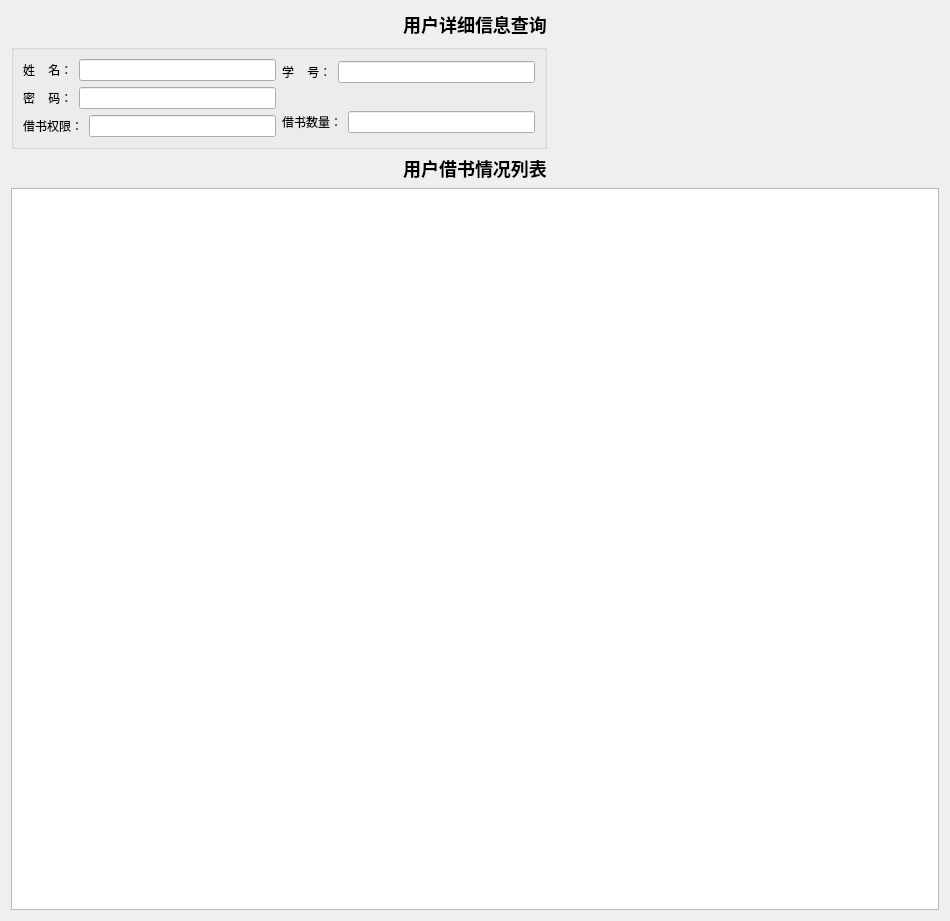
Before: the Qt Designer form LibraryManageByMysqlQt/userdetailwindow.ui in ocean0117/library-manage-by-mysql-qt, drawn with Qt 5.
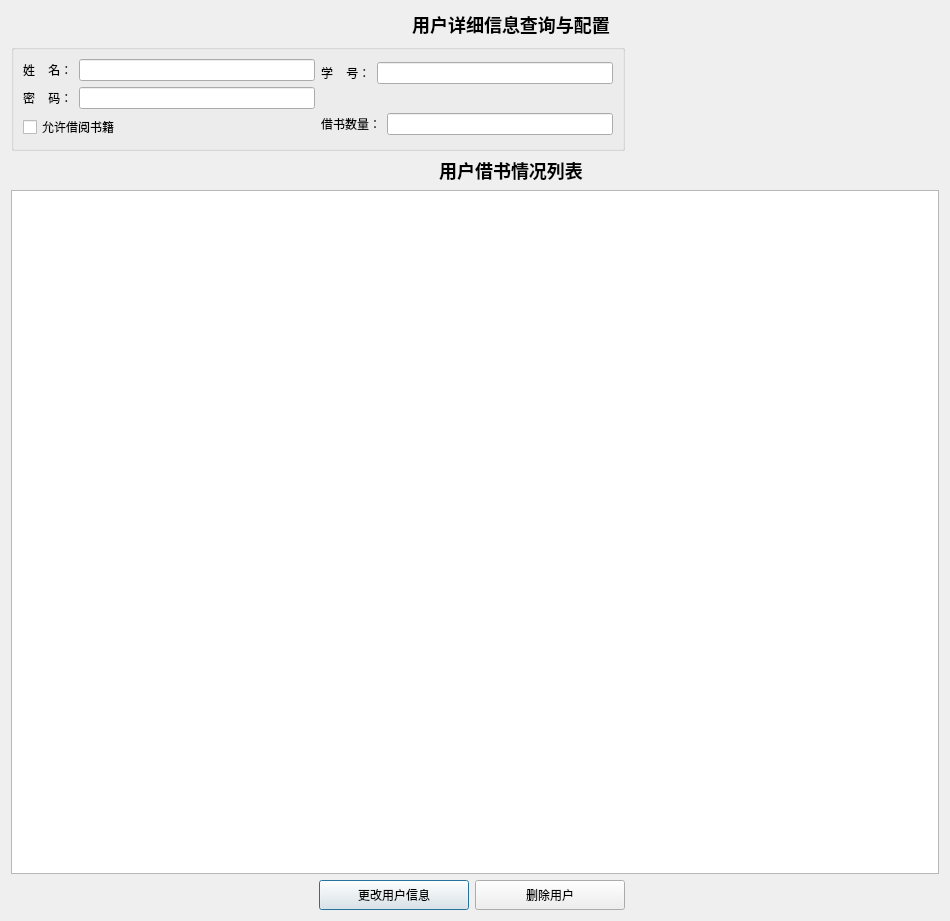
After: the same form once the commit is applied.

Commit message: 用户管理功能完毕，所有功能还剩最后一个：书籍管理

```diff
--- a/LibraryManageByMysqlQt/userdetailwindow.ui
+++ b/LibraryManageByMysqlQt/userdetailwindow.ui
@@ -26,7 +26,7 @@
    <string>Dialog</string>
   </property>
   <layout class="QGridLayout" name="gridLayout_2">
-   <item row="0" column="0">
+   <item row="0" column="0" colspan="2">
     <spacer name="horizontalSpacer_2">
      <property name="orientation">
       <enum>Qt::Horizontal</enum>
@@ -39,17 +39,17 @@
      </property>
     </spacer>
    </item>
-   <item row="0" column="1">
+   <item row="0" column="2" colspan="2">
     <widget class="QLabel" name="label">
      <property name="text">
-      <string>&lt;h2&gt;用户详细信息查询&lt;/h2&gt;</string>
+      <string>&lt;html&gt;&lt;head/&gt;&lt;body&gt;&lt;p&gt;&lt;span style=&quot; font-size:x-large; font-weight:600;&quot;&gt;用户详细信息查询与配置&lt;/span&gt;&lt;/p&gt;&lt;/body&gt;&lt;/html&gt;</string>
      </property>
      <property name="alignment">
       <set>Qt::AlignCenter</set>
      </property>
     </widget>
    </item>
-   <item row="0" column="2">
+   <item row="0" column="4">
     <spacer name="horizontalSpacer_3">
      <property name="orientation">
       <enum>Qt::Horizontal</enum>
@@ -62,7 +62,7 @@
      </property>
     </spacer>
    </item>
-   <item row="1" column="0" colspan="2">
+   <item row="1" column="0" colspan="4">
     <widget class="QGroupBox" name="groupBox">
      <property name="title">
       <string/>
@@ -101,15 +101,12 @@
         <item>
          <layout class="QHBoxLayout" name="horizontalLayout_3">
           <item>
-           <widget class="QLabel" name="label_password_2">
+           <widget class="QCheckBox" name="checkBox_Pri">
             <property name="text">
-             <string>借书权限：</string>
+             <string>允许借阅书籍</string>
             </property>
            </widget>
           </item>
-          <item>
-           <widget class="QLineEdit" name="LineEdit_usePri"/>
-          </item>
          </layout>
         </item>
        </layout>
@@ -162,7 +159,7 @@
      </layout>
     </widget>
    </item>
-   <item row="1" column="2">
+   <item row="1" column="4">
     <spacer name="horizontalSpacer_6">
      <property name="orientation">
       <enum>Qt::Horizontal</enum>
@@ -175,7 +172,7 @@
      </property>
     </spacer>
    </item>
-   <item row="2" column="0">
+   <item row="2" column="0" colspan="2">
     <spacer name="horizontalSpacer_4">
      <property name="orientation">
       <enum>Qt::Horizontal</enum>
@@ -188,7 +185,7 @@
      </property>
     </spacer>
    </item>
-   <item row="2" column="1">
+   <item row="2" column="2" colspan="2">
     <widget class="QLabel" name="label_2">
      <property name="text">
       <string>&lt;html&gt;&lt;head/&gt;&lt;body&gt;&lt;p&gt;&lt;span style=&quot; font-size:x-large; font-weight:600;&quot;&gt;用户借书情况列表&lt;/span&gt;&lt;/p&gt;&lt;/body&gt;&lt;/html&gt;</string>
@@ -198,7 +195,7 @@
      </property>
     </widget>
    </item>
-   <item row="2" column="2">
+   <item row="2" column="4">
     <spacer name="horizontalSpacer_5">
      <property name="orientation">
       <enum>Qt::Horizontal</enum>
@@ -211,9 +208,73 @@
      </property>
     </spacer>
    </item>
-   <item row="3" column="0" colspan="3">
+   <item row="3" column="0" colspan="5">
     <widget class="QTableWidget" name="tableWidget"/>
    </item>
+   <item row="4" column="0">
+    <spacer name="horizontalSpacer_7">
+     <property name="orientation">
+      <enum>Qt::Horizontal</enum>
+     </property>
+     <property name="sizeHint" stdset="0">
+      <size>
+       <width>297</width>
+       <height>20</height>
+      </size>
+     </property>
+    </spacer>
+   </item>
+   <item row="4" column="1" colspan="2">
+    <widget class="QPushButton" name="Button_changeUserInfo">
+     <property name="minimumSize">
+      <size>
+       <width>150</width>
+       <height>30</height>
+      </size>
+     </property>
+     <property name="maximumSize">
+      <size>
+       <width>150</width>
+       <height>30</height>
+      </size>
+     </property>
+     <property name="text">
+      <string>更改用户信息</string>
+     </property>
+    </widget>
+   </item>
+   <item row="4" column="3">
+    <widget class="QPushButton" name="Button_deleteUser">
+     <property name="minimumSize">
+      <size>
+       <width>150</width>
+       <height>30</height>
+      </size>
+     </property>
+     <property name="maximumSize">
+      <size>
+       <width>150</width>
+       <height>30</height>
+      </size>
+     </property>
+     <property name="text">
+      <string>删除用户</string>
+     </property>
+    </widget>
+   </item>
+   <item row="4" column="4">
+    <spacer name="horizontalSpacer_8">
+     <property name="orientation">
+      <enum>Qt::Horizontal</enum>
+     </property>
+     <property name="sizeHint" stdset="0">
+      <size>
+       <width>304</width>
+       <height>20</height>
+      </size>
+     </property>
+    </spacer>
+   </item>
   </layout>
  </widget>
  <resources/>
```
The commit also changes 12 other files.
